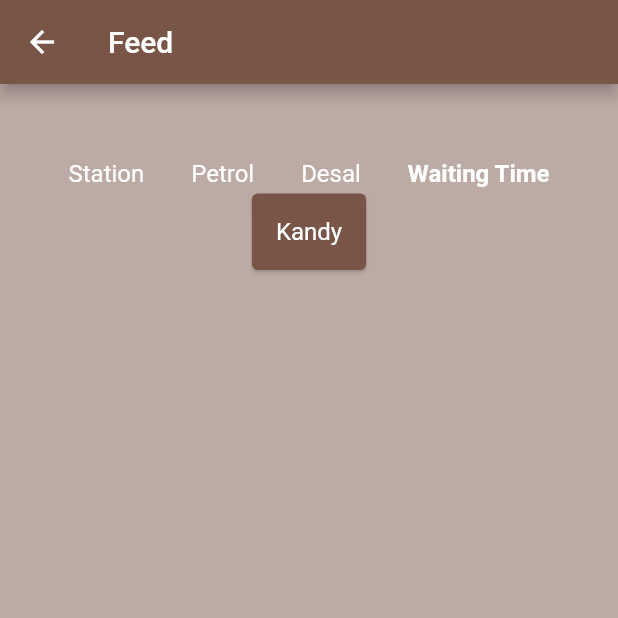
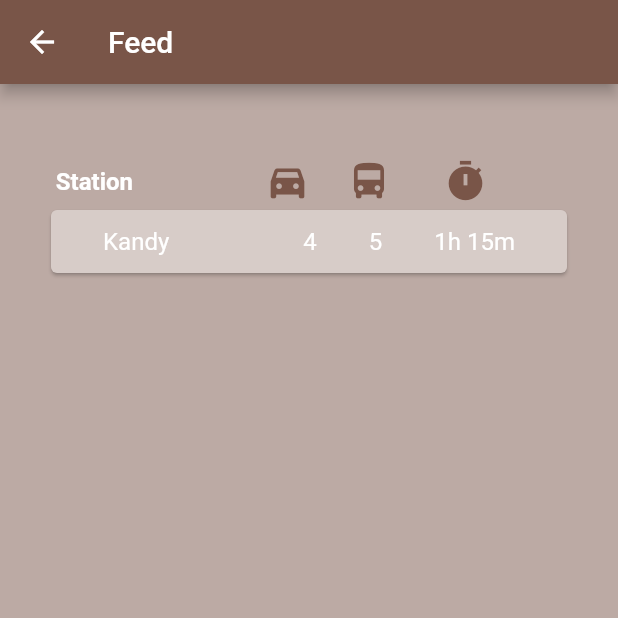
Before and after one commit to Nuwan-Wi/Fuel_App_ui_flutter, a Flutter app: the feedScreen screen opened directly, on a phone screen of 412 x 824 dp, the top half of it. Run offline on Flutter 3.47's test engine with Material 2 defaults, Android fonts, the phone set to English and light mode, and no system bars; our stand-ins replace google_fonts.

Commit message:
Details heders implimented

```diff
--- a/sign_in/lib/feed.dart
+++ b/sign_in/lib/feed.dart
@@ -20,67 +20,102 @@ class _feedScreenState extends State<feedScreen> {
         body: Container(
           color: Colors.brown.shade200,
           padding: const EdgeInsets.all(30),
-          child: Column(mainAxisAlignment: MainAxisAlignment.start, children: [
+          child: Column(
+            mainAxisAlignment: MainAxisAlignment.start,
+            children: [
               const SizedBox(
                 height: 20,
               ),
               Container(
                 // ignore: prefer_const_literals_to_create_immutables
-                child: Row(mainAxisAlignment: MainAxisAlignment.spaceAround, children: [
-
-                  const Text(
+                child: Row(
+                    mainAxisAlignment: MainAxisAlignment.spaceAround,
+                    children: const [
+                      SizedBox(
+                        width: 120,
+                        child: Text(
                           "Station",
-                    style: TextStyle(
-                      color: Colors.white,
-                      fontSize: 16,
-                    ),
-                  ),
-
-                  const Text(
-                    "Petrol",
-                    style: TextStyle(
-                      color: Colors.white,
-                      fontSize: 16,
-                    ),
-                  ),
-
-                  const Text(
-                    "Desal",
-                    style: TextStyle(
-                      color: Colors.white,
-                      fontSize: 16,
-                    ),
-                  ),
-
-                  const Text(
-                    "Waiting Time",
                           style: TextStyle(
                             color: Colors.white,
                             fontSize: 16,
                             fontWeight: FontWeight.bold,
                           ),
                         ),
-
+                      ),
+                      SizedBox(
+                        width: 40,
+                        child: Icon(
+                          Icons.directions_car_filled,
+                          size: 30,
+                          color: Colors.brown,
+                        )
+                      ),
+                      SizedBox(
+                        width: 40,
+                        child: Icon(
+                          Icons.directions_bus,
+                          size: 30,
+                          color: Colors.brown,
+                        )
+                      ),
+                      SizedBox(
+                        width: 60,
+                        child: Icon(
+                          Icons.timer,
+                          size: 30,
+                          color: Colors.brown,
+                        )
+                      ),
+                      SizedBox(
+                        width: 20,
+                      )
                     ]),
               ),
-              Card(
-                color: Colors.brown,
-                shadowColor: Colors.brown.shade200,
-                child: const Padding(
-                  padding: EdgeInsets.all(16.0),
-                  child: Text(
+              Container(
+                width: double.infinity,
+                height: 50,
+                child: Card(
+                  color: Colors.brown.shade100,
+                  child: Row(
+                    mainAxisAlignment: MainAxisAlignment.spaceEvenly,
+                    children: const [
+                      Text(
                         'Kandy',
                         style: TextStyle(
                           color: Colors.white,
                           fontSize: 16,
                         ),
                       ),
+                      SizedBox(
+                        width: 20,
                       ),
-
+                      Text(
+                        '4',
+                        style: TextStyle(
+                          color: Colors.white,
+                          fontSize: 16,
+                        ),
+                      ),
+                      Text(
+                        '5',
+                        style: TextStyle(
+                          color: Colors.white,
+                          fontSize: 16,
+                        ),
+                      ),
+                      Text(
+                        '1h 15m',
+                        style: TextStyle(
+                          color: Colors.white,
+                          fontSize: 16,
+                        ),
+                      ),
+                    ],
+                  ),
+                ),
               )
-          ],),
-
-        )
-    );
+            ],
+          ),
+        ));
   }
 }
```
Lines whose indentation alone changed are shown as unchanged.
